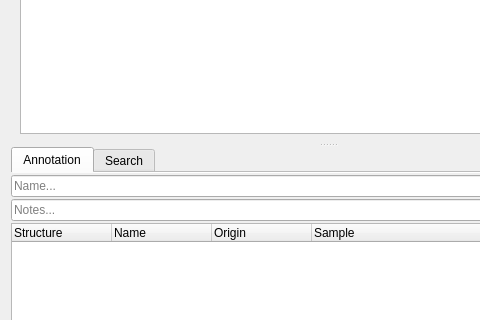
First picture: the form in gui/resources/AlignmentViewerWindow.ui, repository mhagar/MzKit, before the edit; both pictures show x 0 to 480 and y 228 to 548 of the 1127 by 875 pixel window.
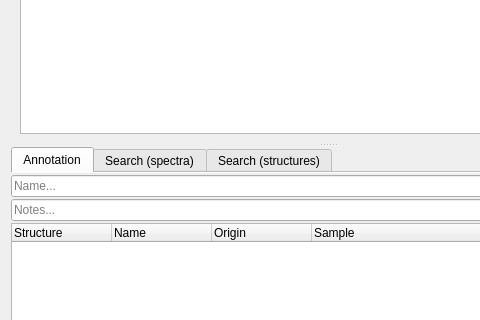
Second picture: the form after the edit. Custom widgets are drawn as their Qt base class.

Commit message: Preliminary/experimental spectral library search; alignment is MS1 + RT only

```diff
--- a/gui/resources/AlignmentViewerWindow.ui
+++ b/gui/resources/AlignmentViewerWindow.ui
@@ -208,9 +208,14 @@
          </item>
         </layout>
        </widget>
+       <widget class="SpectrumSearchPanel" name="spectrumSearchPanel">
+        <attribute name="title">
+         <string>Search (spectra)</string>
+        </attribute>
+       </widget>
        <widget class="AnnotationPanel" name="annotationPanel">
         <attribute name="title">
-         <string>Search</string>
+         <string>Search (structures)</string>
         </attribute>
        </widget>
       </widget>
@@ -533,6 +538,12 @@
    <header>gui.views.alignment_viewer.annotation_panel</header>
    <container>1</container>
   </customwidget>
+  <customwidget>
+   <class>SpectrumSearchPanel</class>
+   <extends>QWidget</extends>
+   <header>gui.views.alignment_viewer.spectrum_search_panel</header>
+   <container>1</container>
+  </customwidget>
  </customwidgets>
  <resources/>
  <connections/>
```
The commit also changes 33 other files.
